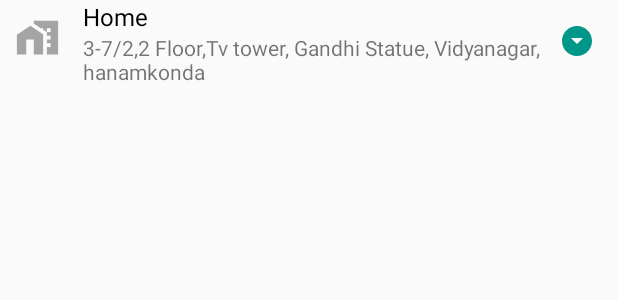
After one commit to rakhiumma/project223, an Android app: the layout address_item.xml on its own in the app's theme, with its tools: preview values and no code run, on a phone screen of 412 x 824 dp. The commit adds this screen. Shown: the top 300 px of the screen. Run offline under Robolectric (Android 15) with nearby library versions, the phone set to English and light mode, and no system bars; network calls fail.

Commit message:
1158032022

```diff
--- /dev/null
+++ b/app/src/main/res/drawable/ic_baseline_arrow_drop_down_circle_24.xml
@@ -0,0 +1,5 @@
+<vector android:height="24dp" android:tint="#009688"
+    android:viewportHeight="24" android:viewportWidth="24"
+    android:width="24dp" xmlns:android="http://schemas.android.com/apk/res/android">
+    <path android:fillColor="@android:color/white" android:pathData="M12,2C6.48,2 2,6.48 2,12s4.48,10 10,10 10,-4.48 10,-10S17.52,2 12,2zM12,14l-4,-4h8l-4,4z"/>
+</vector>
--- /dev/null
+++ b/app/src/main/res/drawable/ic_baseline_home_work_24.xml
@@ -0,0 +1,6 @@
+<vector android:height="24dp" android:tint="#A4A4A4"
+    android:viewportHeight="24" android:viewportWidth="24"
+    android:width="24dp" xmlns:android="http://schemas.android.com/apk/res/android">
+    <path android:fillColor="@android:color/white" android:pathData="M8.17,5.7L1,10.48V21h5v-8h4v8h5V10.25z"/>
+    <path android:fillColor="@android:color/white" android:pathData="M10,3v1.51l2,1.33L13.73,7L15,7v0.85l2,1.34L17,11h2v2h-2v2h2v2h-2v4h6L23,3L10,3zM19,9h-2L17,7h2v2z"/>
+</vector>
--- /dev/null
+++ b/app/src/main/res/layout/address_item.xml
@@ -0,0 +1,60 @@
+<?xml version="1.0" encoding="utf-8"?>
+<LinearLayout xmlns:android="http://schemas.android.com/apk/res/android"
+    android:layout_width="match_parent"
+    android:layout_height="wrap_content"
+    android:orientation="vertical">
+
+    <RelativeLayout
+        android:layout_width="match_parent"
+        android:layout_height="wrap_content"
+        android:layout_marginLeft="10dp"
+        android:layout_marginRight="10dp">
+
+        <ImageView
+            android:layout_width="30dp"
+            android:layout_height="30dp"
+            android:layout_marginTop="10dp"
+            android:src="@drawable/ic_baseline_home_work_24"
+            android:id="@+id/image"
+            />
+        <LinearLayout
+            android:layout_width="match_parent"
+            android:layout_height="wrap_content"
+            android:orientation="vertical"
+            android:layout_toRightOf="@id/image"
+            android:layout_toLeftOf="@id/drop_img"
+            android:layout_marginLeft="15dp"
+            android:layout_marginRight="5dp"
+            android:layout_marginBottom="10dp">
+            <TextView
+                android:layout_width="wrap_content"
+                android:layout_height="wrap_content"
+                android:text="Home"
+                android:textSize="16dp"
+                android:textColor="@color/black"
+                android:id="@+id/address_title_txt"
+                />
+            <TextView
+                android:layout_width="wrap_content"
+                android:layout_height="wrap_content"
+                android:text="3-7/2,2 Floor,Tv tower, Gandhi Statue, Vidyanagar, hanamkonda"
+                android:textSize="14dp"
+                android:id="@+id/address_info_txt"
+                />
+        </LinearLayout>
+        <ImageView
+            android:layout_width="24dp"
+            android:layout_height="24dp"
+            android:src="@drawable/ic_baseline_arrow_drop_down_circle_24"
+            android:layout_alignParentRight="true"
+            android:layout_marginRight="5dp"
+            android:layout_marginTop="15dp"
+            android:id="@+id/drop_img"
+            />
+
+
+
+
+    </RelativeLayout>
+
+</LinearLayout>
```
Also changed, not shown: app/src/main/java/com/oakspro/a1rice/AddressData.java (added, +61 -0 lines), app/src/main/res/layout/address_book.xml (+39 -0 lines).
